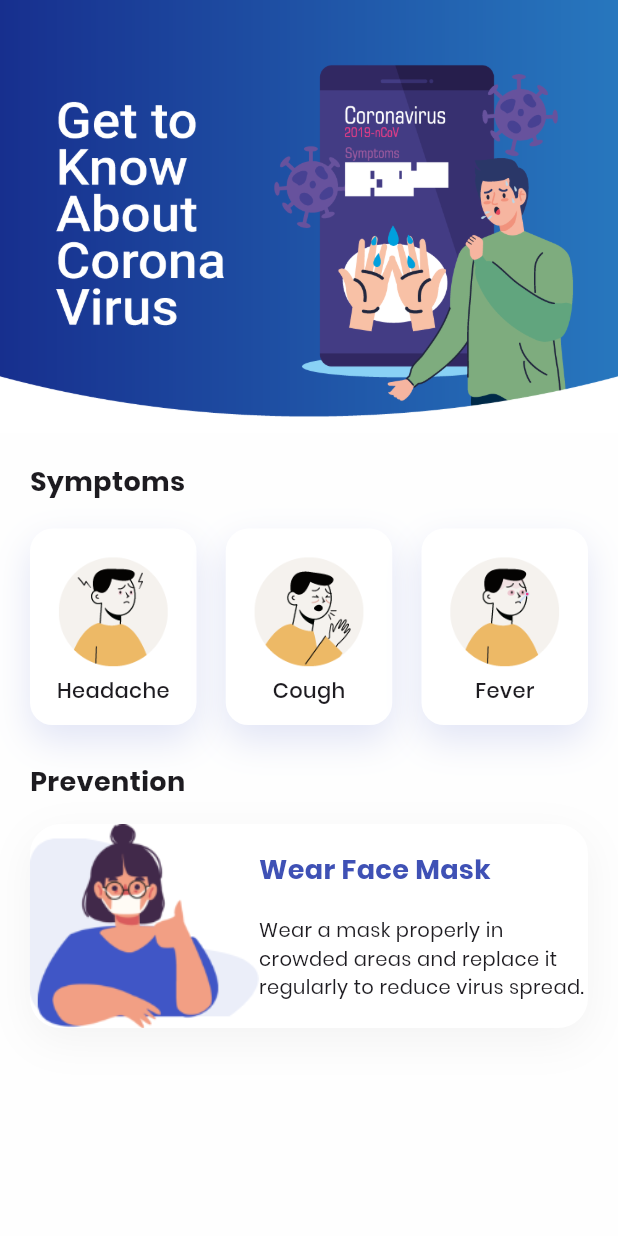
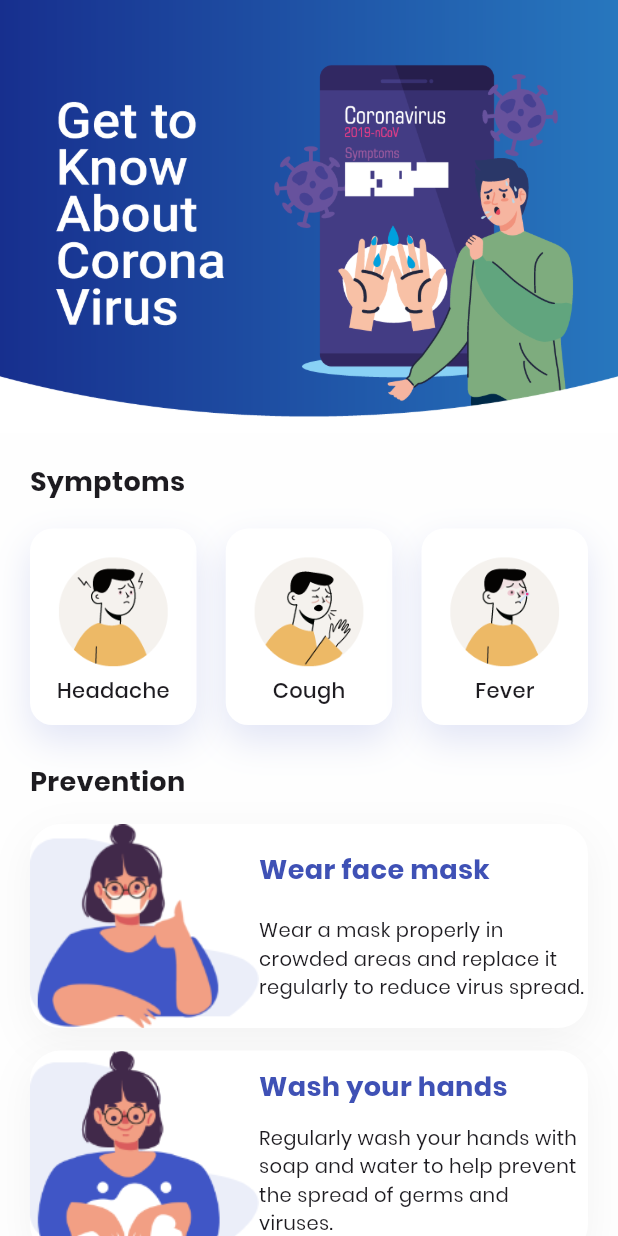
Before and after one commit to riazulrocky/Covid-19-UI, a Flutter app: the screen it shows after launch, on a phone screen of 412 x 824 dp. Run offline on Flutter 3.47's test engine with Material 3 defaults, Android fonts, the phone set to English and light mode, and no system bars.

Commit message:
Covid-19 App UI

```diff
--- a/lib/about.dart
+++ b/lib/about.dart
@@ -1,4 +1,5 @@
 import 'package:covid_19_app/constant.dart';
+import 'package:covid_19_app/intro_screen.dart';
 import 'package:flutter/material.dart';
 
 class About extends StatefulWidget {
@@ -84,7 +85,7 @@ class _AboutState extends State<About> {
                             mainAxisAlignment: MainAxisAlignment.spaceEvenly,
                             children: [
                               Text(
-                                "Wear Face Mask",
+                                "Wear face mask",
                                 style: TextStyle(
                                     color: Colors.indigo,
                                     fontSize: 18,
@@ -99,6 +100,82 @@ class _AboutState extends State<About> {
                     ),
 
                   ),
+
+                  const SizedBox(height: 15),
+
+                  Container(
+                    height: 136,
+                    width: double.infinity,
+                    decoration: BoxDecoration(
+                      borderRadius: BorderRadius.circular(20),
+                      color: Colors.white,
+                      boxShadow: [
+                        BoxShadow(
+                          offset: Offset(0, 8),
+                          blurRadius: 24,
+                          color: kShadowColor,
+                        ),
+                      ],
+                    ),
+                    child: Row(
+                      children: [
+                        Center(
+                          child: Image.asset(
+                            "assets/images/wash_hands.png",
+                            fit: BoxFit.contain,
+                          ),
+                        ),
+                        Expanded(
+                          child: Column(
+                            crossAxisAlignment: CrossAxisAlignment.stretch,
+                            mainAxisAlignment: MainAxisAlignment.spaceEvenly,
+                            children: [
+                              Text(
+                                "Wash your hands",
+                                style: TextStyle(
+                                    color: Colors.indigo,
+                                    fontSize: 18,
+                                    fontWeight: FontWeight.bold),
+                              ),
+                              Text(
+                                  "Regularly wash your hands with soap and water to help prevent the spread of germs and viruses.", style: TextStyle(fontSize: 13),),
+                            ],
+                          ),
+                        ),
+                      ],
+                    ),
+
+                  ),
+
+                SizedBox(height: 20,),
+
+                  Container(
+                    alignment: Alignment.center,
+                    child: Column(
+                      children: [
+                        ElevatedButton(
+                          onPressed: () {
+                            Navigator.push(context, MaterialPageRoute(builder: (context) => IntroScreen(),));
+                          },
+                          style: ElevatedButton.styleFrom(
+                            backgroundColor: Colors.indigo
+                          ),
+                          child: Row(
+                            mainAxisAlignment: MainAxisAlignment.center,
+                            children: [
+                              Icon(Icons.arrow_back, color: Colors.white),  // Back icon inside the button
+                              SizedBox(width: 8),  // Adds some spacing between the icon and the text
+                              Text(
+                                "Back to home page",
+                                style: TextStyle(color: Colors.white),  // Text style
+                              ),
+                            ],
+                          ),
+                        ),
+                      ],
+                    ),
+                  )
+
                 ],
               ),
             ),
```
